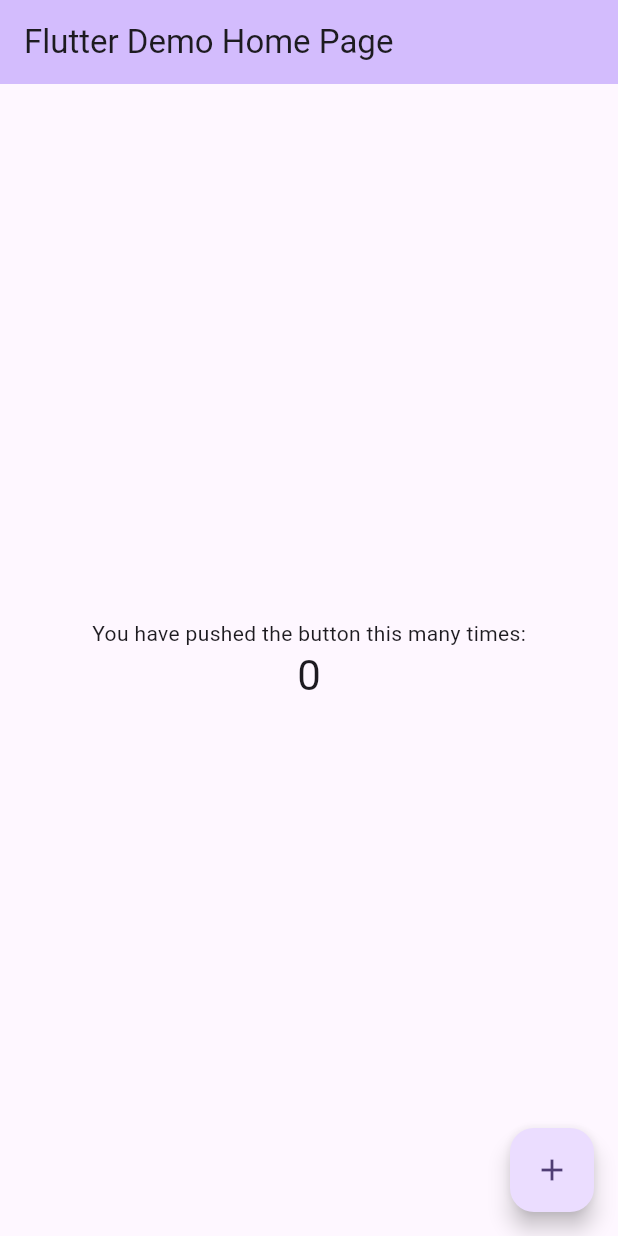
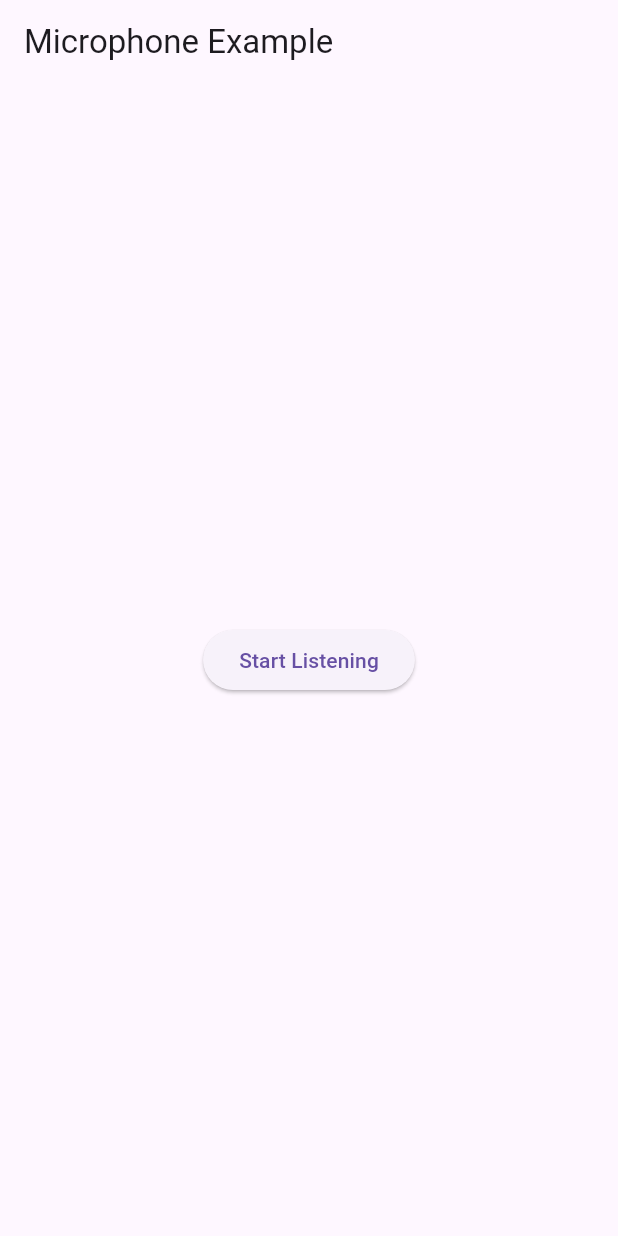
Before and after one commit to softdevomar/custom_microphone_package, a Flutter app: the screen it shows after launch, on a phone screen of 412 x 824 dp. Run offline on Flutter 3.47's test engine with Material 3 defaults, Android fonts, the phone set to English and light mode, and no system bars.

Commit message:
issue crate

```diff
--- a/example/lib/main.dart
+++ b/example/lib/main.dart
@@ -1,125 +1,69 @@
 import 'package:flutter/material.dart';
+import 'package:custom_microphone/Custom_microphone.dart';
 
 void main() {
-  runApp(const MyApp());
+  runApp(MyApp());
 }
 
 class MyApp extends StatelessWidget {
-  const MyApp({super.key});
-
-  // This widget is the root of your application.
   @override
   Widget build(BuildContext context) {
     return MaterialApp(
-      title: 'Flutter Demo',
-      theme: ThemeData(
-        // This is the theme of your application.
-        //
-        // TRY THIS: Try running your application with "flutter run". You'll see
-        // the application has a purple toolbar. Then, without quitting the app,
-        // try changing the seedColor in the colorScheme below to Colors.green
-        // and then invoke "hot reload" (save your changes or press the "hot
-        // reload" button in a Flutter-supported IDE, or press "r" if you used
-        // the command line to start the app).
-        //
-        // Notice that the counter didn't reset back to zero; the application
-        // state is not lost during the reload. To reset the state, use hot
-        // restart instead.
-        //
-        // This works for code too, not just values: Most code changes can be
-        // tested with just a hot reload.
-        colorScheme: ColorScheme.fromSeed(seedColor: Colors.deepPurple),
-        useMaterial3: true,
-      ),
-      home: const MyHomePage(title: 'Flutter Demo Home Page'),
+      title: 'Microphone Example',
+      home: MyHomePage(),
     );
   }
 }
 
 class MyHomePage extends StatefulWidget {
-  const MyHomePage({super.key, required this.title});
-
-  // This widget is the home page of your application. It is stateful, meaning
-  // that it has a State object (defined below) that contains fields that affect
-  // how it looks.
-
-  // This class is the configuration for the state. It holds the values (in this
-  // case the title) provided by the parent (in this case the App widget) and
-  // used by the build method of the State. Fields in a Widget subclass are
-  // always marked "final".
-
-  final String title;
-
   @override
-  State<MyHomePage> createState() => _MyHomePageState();
+  _MyHomePageState createState() => _MyHomePageState();
 }
 
 class _MyHomePageState extends State<MyHomePage> {
-  int _counter = 0;
+  late Stream<List<int>> _audioStream;
+  bool _isListening = false;
 
-  void _incrementCounter() {
+  @override
+  void initState() {
+    super.initState();
+    _initMicrophone();
+  }
+
+  Future<void> _initMicrophone() async {
+    await Microphone.requestPermissions();
+    _audioStream = Microphone.listen();
+  }
+
+  void _toggleListening() {
     setState(() {
-      // This call to setState tells the Flutter framework that something has
-      // changed in this State, which causes it to rerun the build method below
-      // so that the display can reflect the updated values. If we changed
-      // _counter without calling setState(), then the build method would not be
-      // called again, and so nothing would appear to happen.
-      _counter++;
+      _isListening = !_isListening;
+      if (_isListening) {
+        _audioStream.listen((data) {
+          print('Received audio data: $data');
+          // Process audio data here
+        });
+      }
     });
   }
 
   @override
   Widget build(BuildContext context) {
-    // This method is rerun every time setState is called, for instance as done
-    // by the _incrementCounter method above.
-    //
-    // The Flutter framework has been optimized to make rerunning build methods
-    // fast, so that you can just rebuild anything that needs updating rather
-    // than having to individually change instances of widgets.
     return Scaffold(
       appBar: AppBar(
-        // TRY THIS: Try changing the color here to a specific color (to
-        // Colors.amber, perhaps?) and trigger a hot reload to see the AppBar
-        // change color while the other colors stay the same.
-        backgroundColor: Theme.of(context).colorScheme.inversePrimary,
-        // Here we take the value from the MyHomePage object that was created by
-        // the App.build method, and use it to set our appbar title.
-        title: Text(widget.title),
+        title: Text('Microphone Example'),
       ),
       body: Center(
-        // Center is a layout widget. It takes a single child and positions it
-        // in the middle of the parent.
         child: Column(
-          // Column is also a layout widget. It takes a list of children and
-          // arranges them vertically. By default, it sizes itself to fit its
-          // children horizontally, and tries to be as tall as its parent.
-          //
-          // Column has various properties to control how it sizes itself and
-          // how it positions its children. Here we use mainAxisAlignment to
-          // center the children vertically; the main axis here is the vertical
-          // axis because Columns are vertical (the cross axis would be
-          // horizontal).
-          //
-          // TRY THIS: Invoke "debug painting" (choose the "Toggle Debug Paint"
-          // action in the IDE, or press "p" in the console), to see the
-          // wireframe for each widget.
           mainAxisAlignment: MainAxisAlignment.center,
           children: <Widget>[
-            const Text(
-              'You have pushed the button this many times:',
-            ),
-            Text(
-              '$_counter',
-              style: Theme.of(context).textTheme.headlineMedium,
+            ElevatedButton(
+              onPressed: _toggleListening,
+              child: Text(_isListening ? 'Stop Listening' : 'Start Listening'),
             ),
           ],
         ),
       ),
-      floatingActionButton: FloatingActionButton(
-        onPressed: _incrementCounter,
-        tooltip: 'Increment',
-        child: const Icon(Icons.add),
-      ), // This trailing comma makes auto-formatting nicer for build methods.
     );
   }
 }
--- a/example/pubspec.yaml
+++ b/example/pubspec.yaml
@@ -35,6 +35,8 @@ dependencies:
   # The following adds the Cupertino Icons font to your application.
   # Use with the CupertinoIcons class for iOS style icons.
   cupertino_icons: ^1.0.2
+  custom_microphone:
+    path: ../
 
 dev_dependencies:
   flutter_test:
```
Also changed, not shown: example/pubspec.lock, 1 other file.
